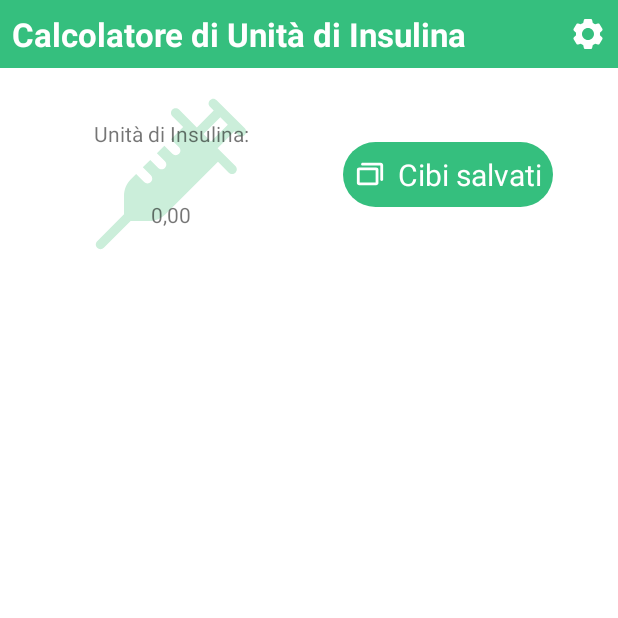
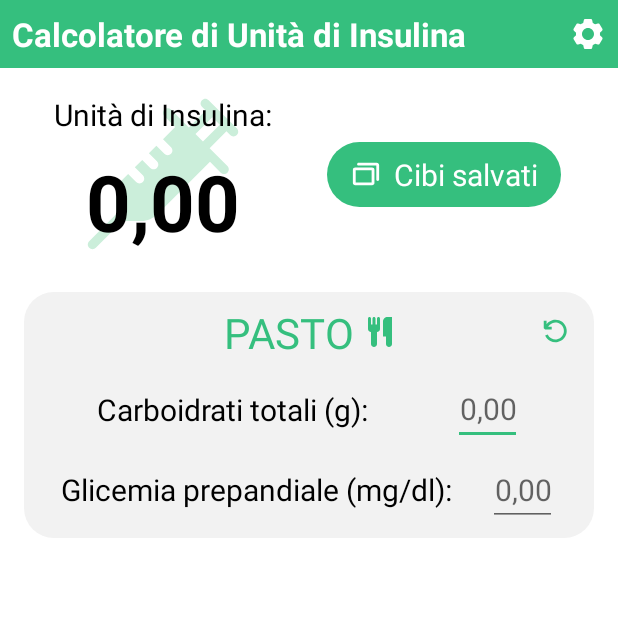
Before and after one commit to davidemodolo/Insulyna, an Android app: the screen it shows after launch (MainActivity), on a phone screen of 412 x 824 dp, the top half of it. Run offline under Robolectric (Android 15) with nearby library versions, the phone set to English and light mode, and no system bars.

Commit message:
working on first page

```diff
--- /dev/null
+++ b/app/src/main/res/drawable/ic_reset.xml
@@ -0,0 +1,10 @@
+<vector xmlns:android="http://schemas.android.com/apk/res/android"
+    android:width="20dp"
+    android:height="20dp"
+    android:viewportWidth="20"
+    android:viewportHeight="20">
+  <path
+      android:pathData="M15.9375,10C15.9379,11.2886 15.4959,12.5383 14.6853,13.5401C13.8747,14.5419 12.7448,15.235 11.4844,15.5035C10.224,15.7719 8.9097,15.5995 7.7612,15.015C6.6127,14.4305 5.6997,13.4694 5.175,12.2925L3.4362,12.9987C4.1255,14.578 5.3375,15.8719 6.8685,16.6627C8.3995,17.4536 10.1561,17.6932 11.843,17.3414C13.5298,16.9895 15.0441,16.0676 16.1313,14.7306C17.2184,13.3936 17.8121,11.7231 17.8125,10C17.8126,8.4346 17.3229,6.9085 16.412,5.6354C15.5012,4.3624 14.2148,3.4063 12.7333,2.901C11.2517,2.3958 9.6492,2.3668 8.1503,2.818C6.6515,3.2693 5.3313,4.1782 4.375,5.4174V3.1249H2.5V8.125L3.4375,9.0625H7.8125V7.1874H5.44C6.0589,6.1145 7.0146,5.2759 8.1588,4.8017C9.303,4.3274 10.5718,4.2441 11.7682,4.5647C12.9646,4.8852 14.0218,5.5917 14.7757,6.5745C15.5295,7.5572 15.9379,8.7613 15.9375,10V10Z"
+      android:fillColor="#35BF7E"
+      android:fillType="evenOdd"/>
+</vector>
--- a/app/src/main/res/layout/main_fragment.xml
+++ b/app/src/main/res/layout/main_fragment.xml
@@ -52,9 +52,10 @@
 
     <TextView
         android:id="@+id/units_label"
+        style="@style/label"
         android:layout_width="wrap_content"
         android:layout_height="wrap_content"
-        android:layout_margin="@dimen/marginStandard"
+        android:layout_marginTop="@dimen/marginStandard"
         android:text="@string/title_insulin_units"
         app:layout_constraintBottom_toTopOf="@id/units_value"
         app:layout_constraintEnd_toEndOf="@id/syringeImg"
@@ -63,6 +64,7 @@
 
     <TextView
         android:id="@+id/units_value"
+        style="@style/ui_value"
         android:layout_width="wrap_content"
         android:layout_height="wrap_content"
         android:layout_margin="@dimen/marginStandard"
@@ -74,16 +76,111 @@
 
     <TextView
         android:id="@+id/btnSavedFood"
+        style="@style/button"
         android:layout_width="wrap_content"
         android:layout_height="wrap_content"
-        style="@style/button"
-        android:text="@string/saved_food"
         android:background="@drawable/background_button"
         android:backgroundTint="@color/green"
+        android:text="@string/saved_food"
         app:drawableLeftCompat="@drawable/ic_cards"
         app:layout_constraintBottom_toBottomOf="@id/syringeImg"
         app:layout_constraintEnd_toEndOf="parent"
         app:layout_constraintStart_toEndOf="@id/syringeImg"
         app:layout_constraintTop_toTopOf="@id/syringeImg" />
 
+    <androidx.constraintlayout.widget.ConstraintLayout
+        android:id="@+id/layoutMeal"
+        android:layout_width="match_parent"
+        android:layout_height="wrap_content"
+        android:layout_margin="@dimen/marginElements"
+        android:background="@drawable/background"
+        android:backgroundTint="@color/bg_grey"
+        app:layout_constraintEnd_toEndOf="parent"
+        app:layout_constraintStart_toStartOf="parent"
+        app:layout_constraintTop_toBottomOf="@id/syringeImg">
+
+        <ImageView
+            android:id="@+id/btnReset"
+            android:layout_width="wrap_content"
+            android:layout_height="wrap_content"
+            android:layout_margin="@dimen/marginElements"
+            android:contentDescription="@string/reset_meal_button"
+            android:src="@drawable/ic_reset"
+            app:layout_constraintEnd_toEndOf="parent"
+            app:layout_constraintTop_toTopOf="parent" />
+
+        <TextView
+            android:id="@+id/titleMeal"
+            style="@style/sub_title"
+            android:layout_width="wrap_content"
+            android:layout_height="wrap_content"
+            android:layout_marginTop="@dimen/marginStandard"
+            android:layout_marginStart="@dimen/marginStandard"
+            android:layout_marginEnd="@dimen/marginStandard"
+            android:drawablePadding="@dimen/marginStandard"
+            android:text="@string/title_meal"
+            app:drawableEndCompat="@drawable/ic_forkknife"
+            app:layout_constraintEnd_toEndOf="parent"
+            app:layout_constraintStart_toStartOf="parent"
+            app:layout_constraintTop_toTopOf="parent" />
+
+        <TextView
+            android:id="@+id/carboTotLabel"
+            style="@style/label"
+            android:layout_width="wrap_content"
+            android:layout_height="wrap_content"
+            android:layout_margin="@dimen/marginStandard"
+            android:text="@string/carbo_tot"
+            app:layout_constraintBottom_toTopOf="@id/glycemia"
+            app:layout_constraintEnd_toStartOf="@id/editCarboTot"
+            app:layout_constraintStart_toStartOf="parent"
+            app:layout_constraintTop_toBottomOf="@id/titleMeal" />
+
+        <EditText
+            android:id="@+id/editCarboTot"
+            style="@style/label"
+            android:layout_width="wrap_content"
+            android:layout_height="wrap_content"
+            android:layout_margin="@dimen/marginStandard"
+            android:autofillHints="0,00"
+            android:hint="@string/placeholder_UI"
+            android:inputType="numberDecimal"
+            app:layout_constraintBottom_toBottomOf="@id/carboTotLabel"
+            app:layout_constraintEnd_toEndOf="parent"
+            app:layout_constraintStart_toEndOf="@id/carboTotLabel"
+            app:layout_constraintTop_toTopOf="@id/carboTotLabel" />
+
+        <TextView
+            android:id="@+id/glycemia"
+            style="@style/label"
+            android:layout_width="wrap_content"
+            android:layout_height="wrap_content"
+            android:layout_marginTop="@dimen/marginStandard"
+            android:layout_marginEnd="@dimen/marginStandard"
+            android:layout_marginBottom="@dimen/marginStandard"
+            android:layout_marginStart="@dimen/marginElements"
+            android:text="@string/glycemia_premeal"
+            app:layout_constraintBottom_toBottomOf="parent"
+            app:layout_constraintEnd_toStartOf="@id/glycemiaEdit"
+            app:layout_constraintStart_toStartOf="parent"
+            app:layout_constraintTop_toBottomOf="@id/carboTotLabel" />
+
+        <EditText
+            android:id="@+id/glycemiaEdit"
+            style="@style/label"
+            android:layout_width="wrap_content"
+            android:layout_height="wrap_content"
+            android:layout_marginTop="@dimen/marginStandard"
+            android:layout_marginEnd="@dimen/marginElements"
+            android:layout_marginBottom="@dimen/marginStandard"
+            android:layout_marginStart="@dimen/marginStandard"            android:autofillHints="0,00"
+            android:hint="@string/placeholder_UI"
+            android:inputType="numberDecimal"
+            app:layout_constraintBottom_toBottomOf="@id/glycemia"
+            app:layout_constraintEnd_toEndOf="parent"
+            app:layout_constraintStart_toEndOf="@id/glycemia"
+            app:layout_constraintTop_toTopOf="@id/glycemia" />
+
+    </androidx.constraintlayout.widget.ConstraintLayout>
+
 </androidx.constraintlayout.widget.ConstraintLayout>
--- a/app/src/main/res/values/dimens.xml
+++ b/app/src/main/res/values/dimens.xml
@@ -1,7 +1,7 @@
 <?xml version="1.0" encoding="utf-8"?>
 <resources>
     <dimen name="marginStandard">8dp</dimen>
-    <dimen name="maginElements">16dp</dimen>
+    <dimen name="marginElements">16dp</dimen>
 
     <dimen name="label">20sp</dimen>
     <dimen name="edit_text">20sp</dimen>
--- a/app/src/main/res/values/strings.xml
+++ b/app/src/main/res/values/strings.xml
@@ -17,6 +17,7 @@
     <string name="placeholder_UI">0,00</string>
     <string name="settings_icon">settings icon</string>
     <string name="syringe_image">syringe image</string>
+    <string name="reset_meal_button">reset meal button</string>
 
     <!-- PREFERENCES -->
 </resources>
--- a/app/src/main/res/values/themes.xml
+++ b/app/src/main/res/values/themes.xml
@@ -20,11 +20,35 @@
         <item name="android:gravity">center</item>
     </style>
 
+    <style name="label">
+        <item name="android:textSize">@dimen/label</item>
+        <item name="android:textColor">@color/black</item>
+        <item name="android:textStyle">normal</item>
+        <item name="android:gravity">center</item>
+    </style>
+
+    <style name="sub_title">
+        <item name="android:textSize">@dimen/subtitle</item>
+        <item name="android:textColor">@color/green</item>
+        <item name="android:textStyle">normal</item>
+        <item name="android:gravity">center</item>
+    </style>
+
+    <style name="ui_value">
+        <item name="android:textSize">@dimen/UI_value</item>
+        <item name="android:textColor">@color/black</item>
+        <item name="android:textStyle">bold</item>
+        <item name="android:gravity">center</item>
+    </style>
+
     <style name="button">
         <item name="android:textSize">@dimen/button</item>
         <item name="android:textColor">@color/white</item>
         <item name="android:gravity">center</item>
-        <item name="android:padding">@dimen/marginStandard</item>
+        <item name="android:paddingTop">@dimen/marginStandard</item>
+        <item name="android:paddingBottom">@dimen/marginStandard</item>
+        <item name="android:paddingStart">@dimen/marginElements</item>
+        <item name="android:paddingEnd">@dimen/marginElements</item>
         <item name="android:drawablePadding">@dimen/marginStandard</item>
     </style>
 </resources>
```
